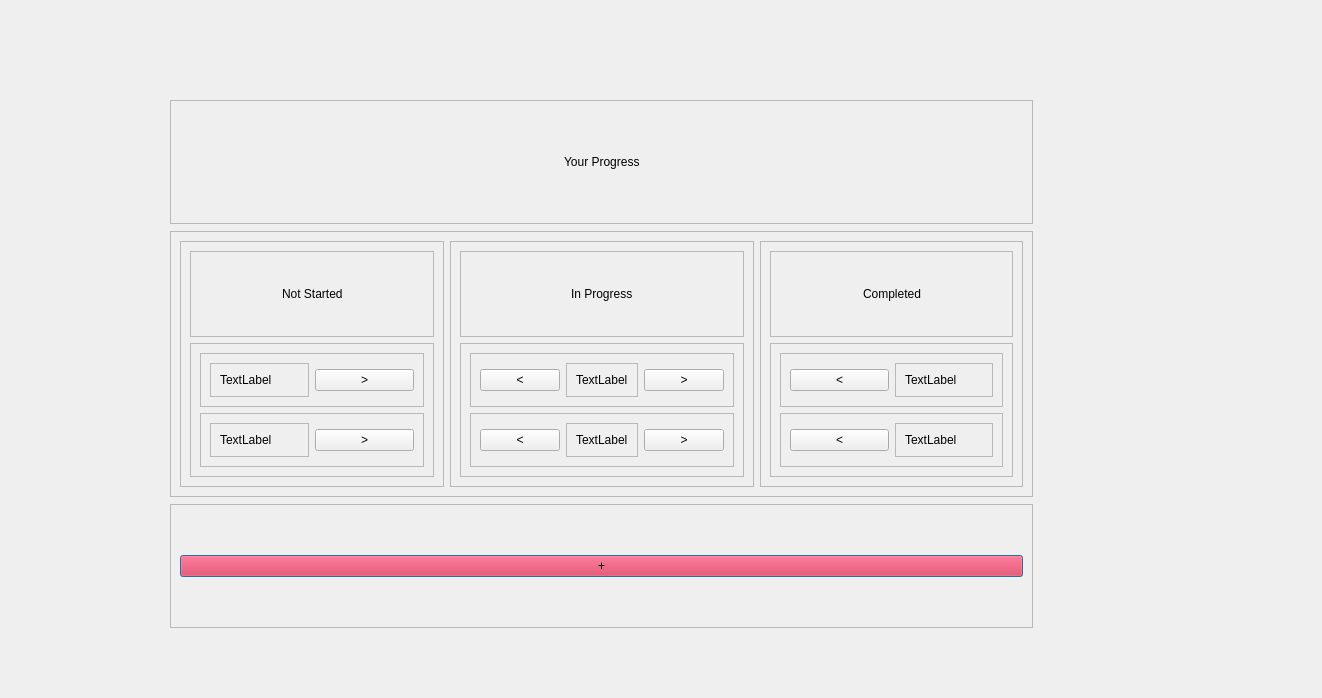
Before: the Qt Designer form todo.ui in bikraj2/mitra-2, drawn with Qt 5.
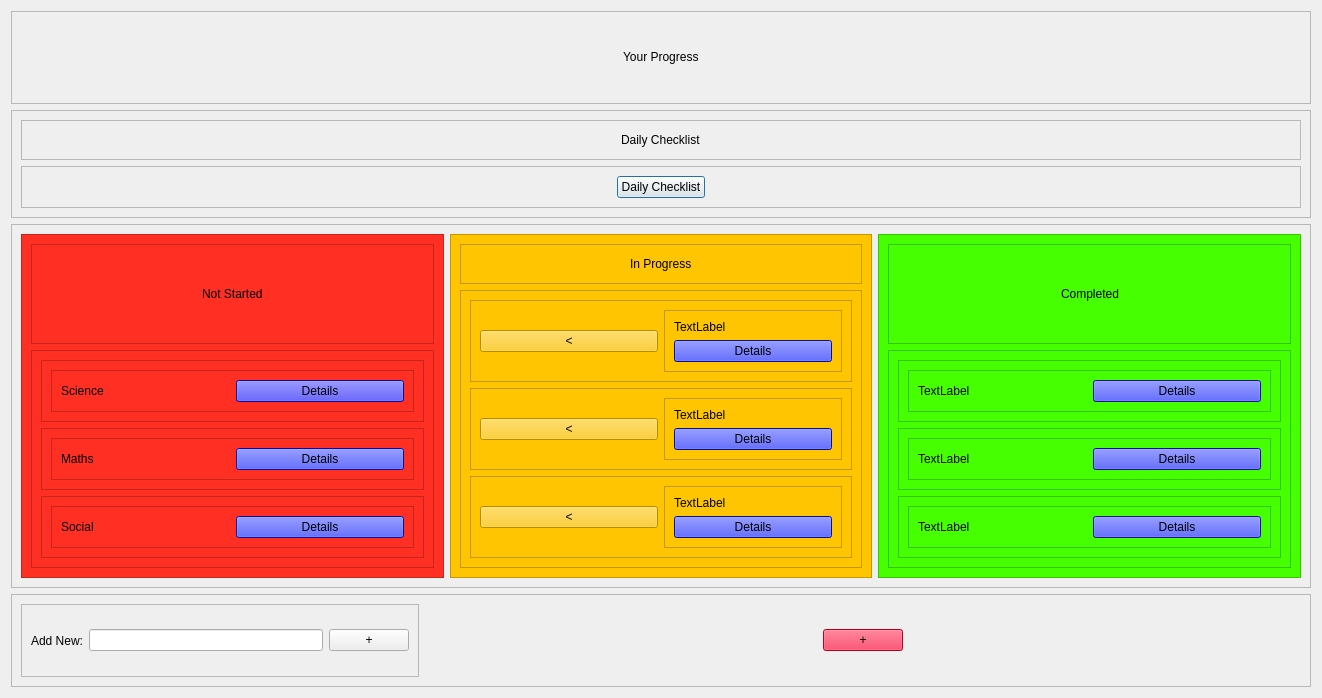
After: the same form once the commit is applied.

```diff
--- a/todo.ui
+++ b/todo.ui
@@ -13,43 +13,167 @@
   <property name="windowTitle">
    <string>Dialog</string>
   </property>
-  <widget class="QFrame" name="frame_2">
-   <property name="geometry">
-    <rect>
-     <x>170</x>
-     <y>504</y>
-     <width>863</width>
-     <height>124</height>
-    </rect>
-   </property>
+  <layout class="QVBoxLayout" name="verticalLayout">
+   <item>
+    <widget class="QFrame" name="frame_6">
+     <property name="frameShape">
+      <enum>QFrame::StyledPanel</enum>
+     </property>
+     <property name="frameShadow">
+      <enum>QFrame::Raised</enum>
+     </property>
+     <layout class="QHBoxLayout" name="horizontalLayout_2">
+      <item>
+       <spacer name="horizontalSpacer">
+        <property name="orientation">
+         <enum>Qt::Horizontal</enum>
+        </property>
+        <property name="sizeHint" stdset="0">
+         <size>
+          <width>330</width>
+          <height>20</height>
+         </size>
+        </property>
+       </spacer>
+      </item>
+      <item>
+       <widget class="QLabel" name="label">
+        <property name="styleSheet">
+         <string notr="true">&lt;h1&gt;Your Progress&lt;/h1&gt;</string>
+        </property>
+        <property name="text">
+         <string>Your Progress</string>
+        </property>
+        <property name="textFormat">
+         <enum>Qt::RichText</enum>
+        </property>
+       </widget>
+      </item>
+      <item>
+       <spacer name="horizontalSpacer_2">
+        <property name="orientation">
+         <enum>Qt::Horizontal</enum>
+        </property>
+        <property name="sizeHint" stdset="0">
+         <size>
+          <width>330</width>
+          <height>20</height>
+         </size>
+        </property>
+       </spacer>
+      </item>
+     </layout>
+    </widget>
+   </item>
+   <item>
+    <widget class="QFrame" name="frame_19">
    <property name="frameShape">
     <enum>QFrame::StyledPanel</enum>
    </property>
    <property name="frameShadow">
     <enum>QFrame::Raised</enum>
    </property>
-   <layout class="QVBoxLayout" name="verticalLayout_5">
+     <layout class="QVBoxLayout" name="verticalLayout_19">
     <item>
-     <widget class="QPushButton" name="pushButton">
+       <widget class="QFrame" name="frame_21">
+        <property name="frameShape">
+         <enum>QFrame::StyledPanel</enum>
+        </property>
+        <property name="frameShadow">
+         <enum>QFrame::Raised</enum>
+        </property>
+        <layout class="QHBoxLayout" name="horizontalLayout_12">
+         <item>
+          <spacer name="horizontalSpacer_23">
+           <property name="orientation">
+            <enum>Qt::Horizontal</enum>
+           </property>
+           <property name="sizeHint" stdset="0">
+            <size>
+             <width>40</width>
+             <height>20</height>
+            </size>
+           </property>
+          </spacer>
+         </item>
+         <item>
+          <widget class="QLabel" name="label_7">
+           <property name="text">
+            <string>Daily Checklist</string>
+           </property>
+          </widget>
+         </item>
+         <item>
+          <spacer name="horizontalSpacer_24">
+           <property name="orientation">
+            <enum>Qt::Horizontal</enum>
+           </property>
+           <property name="sizeHint" stdset="0">
+            <size>
+             <width>40</width>
+             <height>20</height>
+            </size>
+           </property>
+          </spacer>
+         </item>
+        </layout>
+       </widget>
+      </item>
+      <item>
+       <widget class="QFrame" name="frame_28">
+        <property name="frameShape">
+         <enum>QFrame::StyledPanel</enum>
+        </property>
+        <property name="frameShadow">
+         <enum>QFrame::Raised</enum>
+        </property>
+        <layout class="QHBoxLayout" name="horizontalLayout_42">
+         <item>
+          <spacer name="horizontalSpacer_25">
+           <property name="orientation">
+            <enum>Qt::Horizontal</enum>
+           </property>
+           <property name="sizeHint" stdset="0">
+            <size>
+             <width>40</width>
+             <height>20</height>
+            </size>
+           </property>
+          </spacer>
+         </item>
+         <item>
+          <widget class="QPushButton" name="pushButton_8">
       <property name="styleSheet">
-       <string notr="true">background-color: rgb(255, 0, 46);
-font:rgb(186, 157, 255);</string>
+            <string notr="true">font-colour=rgb(4, 4, 4)</string>
       </property>
       <property name="text">
-       <string>+</string>
+            <string>Daily Checklist</string>
       </property>
      </widget>
     </item>
-   </layout>
-  </widget>
+         <item>
+          <spacer name="horizontalSpacer_26">
+           <property name="orientation">
+            <enum>Qt::Horizontal</enum>
+           </property>
+           <property name="sizeHint" stdset="0">
+            <size>
+             <width>40</width>
+             <height>20</height>
+            </size>
+           </property>
+          </spacer>
+         </item>
+        </layout>
+       </widget>
+      </item>
+     </layout>
+    </widget>
+   </item>
+   <item>
   <widget class="QFrame" name="frame">
-   <property name="geometry">
-    <rect>
-     <x>170</x>
-     <y>231</y>
-     <width>863</width>
-     <height>266</height>
-    </rect>
+     <property name="styleSheet">
+      <string notr="true"/>
    </property>
    <property name="frameShape">
     <enum>QFrame::StyledPanel</enum>
@@ -60,6 +184,9 @@
    <layout class="QHBoxLayout" name="horizontalLayout">
     <item>
      <widget class="QFrame" name="frame_3">
+        <property name="styleSheet">
+         <string notr="true">background-color: rgb(255, 48, 35);</string>
+        </property>
       <property name="frameShape">
        <enum>QFrame::StyledPanel</enum>
       </property>
@@ -91,6 +218,9 @@
           </item>
           <item>
            <widget class="QLabel" name="label_2">
+              <property name="styleSheet">
+               <string notr="true"/>
+              </property>
             <property name="text">
              <string>Not Started</string>
             </property>
@@ -138,22 +268,28 @@
                <property name="frameShadow">
                 <enum>QFrame::Raised</enum>
                </property>
-               <layout class="QHBoxLayout" name="horizontalLayout_16">
+                 <layout class="QHBoxLayout" name="horizontalLayout_43">
                 <item>
                  <widget class="QLabel" name="label_14">
                   <property name="text">
-                   <string>TextLabel</string>
-                  </property>
-                 </widget>
-                </item>
-               </layout>
+                     <string>Science</string>
+                    </property>
               </widget>
              </item>
              <item>
-              <widget class="QPushButton" name="pushButton_2">
+                   <widget class="QPushButton" name="pushButton_21">
+                    <property name="autoFillBackground">
+                     <bool>false</bool>
+                    </property>
+                    <property name="styleSheet">
+                     <string notr="true">background-color: rgb(7, 0, 255);</string>
+                    </property>
                <property name="text">
-                <string>&gt;</string>
-               </property>
+                     <string>Details</string>
+                    </property>
+                   </widget>
+                  </item>
+                 </layout>
               </widget>
              </item>
             </layout>
@@ -176,22 +312,66 @@
                <property name="frameShadow">
                 <enum>QFrame::Raised</enum>
                </property>
-               <layout class="QHBoxLayout" name="horizontalLayout_15">
+                 <layout class="QHBoxLayout" name="horizontalLayout_10">
                 <item>
                  <widget class="QLabel" name="label_13">
                   <property name="text">
-                   <string>TextLabel</string>
+                     <string>Maths</string>
                   </property>
                  </widget>
                 </item>
+                  <item>
+                   <widget class="QPushButton" name="pushButton_22">
+                    <property name="styleSheet">
+                     <string notr="true">background-color: rgb(0, 17, 255);</string>
+                    </property>
+                    <property name="text">
+                     <string>Details</string>
+                    </property>
+                   </widget>
+                  </item>
                </layout>
               </widget>
              </item>
+              </layout>
+             </widget>
+            </item>
              <item>
-              <widget class="QPushButton" name="pushButton_3">
+             <widget class="QFrame" name="frame_31">
+              <property name="frameShape">
+               <enum>QFrame::StyledPanel</enum>
+              </property>
+              <property name="frameShadow">
+               <enum>QFrame::Raised</enum>
+              </property>
+              <layout class="QHBoxLayout" name="horizontalLayout_15">
+               <item>
+                <widget class="QFrame" name="frame_59">
+                 <property name="frameShape">
+                  <enum>QFrame::StyledPanel</enum>
+                 </property>
+                 <property name="frameShadow">
+                  <enum>QFrame::Raised</enum>
+                 </property>
+                 <layout class="QHBoxLayout" name="horizontalLayout_9">
+                  <item>
+                   <widget class="QLabel" name="label_26">
                <property name="text">
-                <string>&gt;</string>
-               </property>
+                     <string>Social</string>
+                    </property>
+                   </widget>
+                  </item>
+                  <item>
+                   <widget class="QPushButton" name="pushButton_25">
+                    <property name="styleSheet">
+                     <string notr="true">background-color: rgb(0, 17, 255);</string>
+                    </property>
+                    <property name="text">
+                     <string>Details</string>
+                    </property>
+                   </widget>
+                  </item>
+                 </layout>
               </widget>
              </item>
             </layout>
@@ -205,6 +385,9 @@
     </item>
     <item>
      <widget class="QFrame" name="frame_4">
+        <property name="styleSheet">
+         <string notr="true">background-color: rgb(255, 197, 0);</string>
+        </property>
       <property name="frameShape">
        <enum>QFrame::StyledPanel</enum>
       </property>
@@ -236,9 +419,15 @@
           </item>
           <item>
            <widget class="QLabel" name="label_3">
+              <property name="styleSheet">
+               <string notr="true">color:rgb(0, 0, 0)</string>
+              </property>
             <property name="text">
              <string>In Progress</string>
             </property>
+              <property name="textFormat">
+               <enum>Qt::RichText</enum>
+              </property>
            </widget>
           </item>
           <item>
@@ -276,51 +465,6 @@
             </property>
             <layout class="QHBoxLayout" name="horizontalLayout_8">
              <item>
-              <widget class="QPushButton" name="pushButton_8">
-               <property name="text">
-                <string>&lt;</string>
-               </property>
-              </widget>
-             </item>
-             <item>
-              <widget class="QFrame" name="frame_21">
-               <property name="frameShape">
-                <enum>QFrame::StyledPanel</enum>
-               </property>
-               <property name="frameShadow">
-                <enum>QFrame::Raised</enum>
-               </property>
-               <layout class="QHBoxLayout" name="horizontalLayout_13">
-                <item>
-                 <widget class="QLabel" name="label_7">
-                  <property name="text">
-                   <string>TextLabel</string>
-                  </property>
-                 </widget>
-                </item>
-               </layout>
-              </widget>
-             </item>
-             <item>
-              <widget class="QPushButton" name="pushButton_4">
-               <property name="text">
-                <string>&gt;</string>
-               </property>
-              </widget>
-             </item>
-            </layout>
-           </widget>
-          </item>
-          <item>
-           <widget class="QFrame" name="frame_18">
-            <property name="frameShape">
-             <enum>QFrame::StyledPanel</enum>
-            </property>
-            <property name="frameShadow">
-             <enum>QFrame::Raised</enum>
-            </property>
-            <layout class="QHBoxLayout" name="horizontalLayout_12">
-             <item>
               <widget class="QPushButton" name="pushButton_9">
                <property name="text">
                 <string>&lt;</string>
@@ -335,22 +479,124 @@
                <property name="frameShadow">
                 <enum>QFrame::Raised</enum>
                </property>
+                 <layout class="QVBoxLayout" name="verticalLayout_5">
+                  <item>
+                   <widget class="QLabel" name="label_15">
+                    <property name="text">
+                     <string>TextLabel</string>
+                    </property>
+                   </widget>
+                  </item>
+                  <item>
+                   <widget class="QPushButton" name="pushButton_29">
+                    <property name="styleSheet">
+                     <string notr="true">background-color: rgb(0, 17, 255);</string>
+                    </property>
+                    <property name="text">
+                     <string>Details</string>
+                    </property>
+                   </widget>
+                  </item>
+                 </layout>
+                </widget>
+               </item>
+              </layout>
+             </widget>
+            </item>
+            <item>
+             <widget class="QFrame" name="frame_18">
+              <property name="frameShape">
+               <enum>QFrame::StyledPanel</enum>
+              </property>
+              <property name="frameShadow">
+               <enum>QFrame::Raised</enum>
+              </property>
                <layout class="QHBoxLayout" name="horizontalLayout_14">
                 <item>
-                 <widget class="QLabel" name="label_11">
-                  <property name="text">
-                   <string>TextLabel</string>
-                  </property>
-                 </widget>
-                </item>
-               </layout>
-              </widget>
-             </item>
-             <item>
               <widget class="QPushButton" name="pushButton_10">
                <property name="text">
-                <string>&gt;</string>
-               </property>
+                  <string>&lt;</string>
+                 </property>
+                </widget>
+               </item>
+               <item>
+                <widget class="QFrame" name="frame_25">
+                 <property name="frameShape">
+                  <enum>QFrame::StyledPanel</enum>
+                 </property>
+                 <property name="frameShadow">
+                  <enum>QFrame::Raised</enum>
+                 </property>
+                 <layout class="QVBoxLayout" name="verticalLayout_20">
+                  <item>
+                   <widget class="QLabel" name="label_16">
+                    <property name="text">
+                     <string>TextLabel</string>
+                    </property>
+                    <property name="wordWrap">
+                     <bool>false</bool>
+                    </property>
+                   </widget>
+                  </item>
+                  <item>
+                   <widget class="QPushButton" name="pushButton_30">
+                    <property name="styleSheet">
+                     <string notr="true">background-color: rgb(0, 17, 255);</string>
+                    </property>
+                    <property name="text">
+                     <string>Details</string>
+                    </property>
+                   </widget>
+                  </item>
+                 </layout>
+                </widget>
+               </item>
+              </layout>
+             </widget>
+            </item>
+            <item>
+             <widget class="QFrame" name="frame_60">
+              <property name="frameShape">
+               <enum>QFrame::StyledPanel</enum>
+              </property>
+              <property name="frameShadow">
+               <enum>QFrame::Raised</enum>
+              </property>
+              <layout class="QHBoxLayout" name="horizontalLayout_18">
+               <item>
+                <widget class="QPushButton" name="pushButton_31">
+                 <property name="text">
+                  <string>&lt;</string>
+                 </property>
+                </widget>
+               </item>
+               <item>
+                <widget class="QFrame" name="frame_61">
+                 <property name="frameShape">
+                  <enum>QFrame::StyledPanel</enum>
+                 </property>
+                 <property name="frameShadow">
+                  <enum>QFrame::Raised</enum>
+                 </property>
+                 <layout class="QVBoxLayout" name="verticalLayout_21">
+                  <item>
+                   <widget class="QLabel" name="label_27">
+                    <property name="text">
+                     <string>TextLabel</string>
+                    </property>
+                   </widget>
+                  </item>
+                  <item>
+                   <widget class="QPushButton" name="pushButton_32">
+                    <property name="styleSheet">
+                     <string notr="true">background-color: rgb(0, 17, 255);</string>
+                    </property>
+                    <property name="text">
+                     <string>Details</string>
+                    </property>
+                   </widget>
+                  </item>
+                 </layout>
               </widget>
              </item>
             </layout>
@@ -364,6 +610,9 @@
     </item>
     <item>
      <widget class="QFrame" name="frame_5">
+        <property name="styleSheet">
+         <string notr="true">background-color: rgb(70, 255, 0);</string>
+        </property>
       <property name="frameShape">
        <enum>QFrame::StyledPanel</enum>
       </property>
@@ -426,37 +675,40 @@
          </property>
          <layout class="QVBoxLayout" name="verticalLayout_8">
           <item>
-           <widget class="QFrame" name="frame_16">
+             <widget class="QFrame" name="frame_62">
             <property name="frameShape">
              <enum>QFrame::StyledPanel</enum>
             </property>
             <property name="frameShadow">
              <enum>QFrame::Raised</enum>
             </property>
-            <layout class="QHBoxLayout" name="horizontalLayout_9">
+              <layout class="QHBoxLayout" name="horizontalLayout_44">
              <item>
-              <widget class="QPushButton" name="pushButton_5">
-               <property name="text">
-                <string>&lt;</string>
-               </property>
-              </widget>
-             </item>
-             <item>
-              <widget class="QFrame" name="frame_25">
+                <widget class="QFrame" name="frame_63">
                <property name="frameShape">
                 <enum>QFrame::StyledPanel</enum>
                </property>
                <property name="frameShadow">
                 <enum>QFrame::Raised</enum>
                </property>
-               <layout class="QHBoxLayout" name="horizontalLayout_17">
+                 <layout class="QHBoxLayout" name="horizontalLayout_45">
                 <item>
-                 <widget class="QLabel" name="label_15">
+                   <widget class="QLabel" name="label_28">
                   <property name="text">
                    <string>TextLabel</string>
                   </property>
                  </widget>
                 </item>
+                  <item>
+                   <widget class="QPushButton" name="pushButton_33">
+                    <property name="styleSheet">
+                     <string notr="true">background-color: rgb(0, 17, 255);</string>
+                    </property>
+                    <property name="text">
+                     <string>Details</string>
+                    </property>
+                   </widget>
+                  </item>
                </layout>
               </widget>
              </item>
@@ -464,37 +716,81 @@
            </widget>
           </item>
           <item>
-           <widget class="QFrame" name="frame_17">
+             <widget class="QFrame" name="frame_64">
             <property name="frameShape">
              <enum>QFrame::StyledPanel</enum>
             </property>
             <property name="frameShadow">
              <enum>QFrame::Raised</enum>
             </property>
-            <layout class="QHBoxLayout" name="horizontalLayout_10">
+              <layout class="QHBoxLayout" name="horizontalLayout_46">
              <item>
-              <widget class="QPushButton" name="pushButton_6">
+                <widget class="QFrame" name="frame_65">
+                 <property name="frameShape">
+                  <enum>QFrame::StyledPanel</enum>
+                 </property>
+                 <property name="frameShadow">
+                  <enum>QFrame::Raised</enum>
+                 </property>
+                 <layout class="QHBoxLayout" name="horizontalLayout_47">
+                  <item>
+                   <widget class="QLabel" name="label_29">
                <property name="text">
-                <string>&lt;</string>
+                     <string>TextLabel</string>
                </property>
               </widget>
              </item>
              <item>
-              <widget class="QFrame" name="frame_26">
+                   <widget class="QPushButton" name="pushButton_34">
+                    <property name="styleSheet">
+                     <string notr="true">background-color: rgb(0, 17, 255);</string>
+                    </property>
+                    <property name="text">
+                     <string>Details</string>
+                    </property>
+                   </widget>
+                  </item>
+                 </layout>
+                </widget>
+               </item>
+              </layout>
+             </widget>
+            </item>
+            <item>
+             <widget class="QFrame" name="frame_66">
                <property name="frameShape">
                 <enum>QFrame::StyledPanel</enum>
                </property>
                <property name="frameShadow">
                 <enum>QFrame::Raised</enum>
                </property>
-               <layout class="QHBoxLayout" name="horizontalLayout_18">
+              <layout class="QHBoxLayout" name="horizontalLayout_48">
                 <item>
-                 <widget class="QLabel" name="label_16">
+                <widget class="QFrame" name="frame_67">
+                 <property name="frameShape">
+                  <enum>QFrame::StyledPanel</enum>
+                 </property>
+                 <property name="frameShadow">
+                  <enum>QFrame::Raised</enum>
+                 </property>
+                 <layout class="QHBoxLayout" name="horizontalLayout_49">
+                  <item>
+                   <widget class="QLabel" name="label_30">
                   <property name="text">
                    <string>TextLabel</string>
                   </property>
                  </widget>
                 </item>
+                  <item>
+                   <widget class="QPushButton" name="pushButton_35">
+                    <property name="styleSheet">
+                     <string notr="true">background-color: rgb(0, 17, 255);</string>
+                    </property>
+                    <property name="text">
+                     <string>Details</string>
+                    </property>
+                   </widget>
+                  </item>
                </layout>
               </widget>
              </item>
@@ -509,50 +805,80 @@
     </item>
    </layout>
   </widget>
-  <widget class="QFrame" name="frame_6">
-   <property name="geometry">
-    <rect>
-     <x>170</x>
-     <y>100</y>
-     <width>863</width>
-     <height>124</height>
-    </rect>
-   </property>
+   </item>
+   <item>
+    <widget class="QFrame" name="frame_2">
+     <property name="frameShape">
+      <enum>QFrame::StyledPanel</enum>
+     </property>
+     <property name="frameShadow">
+      <enum>QFrame::Raised</enum>
+     </property>
+     <layout class="QHBoxLayout" name="horizontalLayout_16">
+      <item>
+       <widget class="QFrame" name="frame_30">
    <property name="frameShape">
     <enum>QFrame::StyledPanel</enum>
    </property>
    <property name="frameShadow">
     <enum>QFrame::Raised</enum>
    </property>
-   <layout class="QHBoxLayout" name="horizontalLayout_2">
+        <layout class="QHBoxLayout" name="horizontalLayout_13">
     <item>
-     <spacer name="horizontalSpacer">
+          <widget class="QLabel" name="label_11">
+           <property name="text">
+            <string>Add New:</string>
+           </property>
+          </widget>
+         </item>
+         <item>
+          <widget class="QLineEdit" name="lineEdit_2"/>
+         </item>
+         <item>
+          <widget class="QPushButton" name="pushButton_19">
+           <property name="text">
+            <string>+</string>
+           </property>
+          </widget>
+         </item>
+        </layout>
+       </widget>
+      </item>
+      <item>
+       <spacer name="horizontalSpacer_27">
       <property name="orientation">
        <enum>Qt::Horizontal</enum>
       </property>
       <property name="sizeHint" stdset="0">
        <size>
-        <width>330</width>
+          <width>40</width>
         <height>20</height>
        </size>
       </property>
      </spacer>
     </item>
     <item>
-     <widget class="QLabel" name="label">
+       <widget class="QPushButton" name="pushButton">
+        <property name="cursor">
+         <cursorShape>OpenHandCursor</cursorShape>
+        </property>
+        <property name="styleSheet">
+         <string notr="true">background-color: rgb(255, 0, 46);
+font:rgb(186, 157, 255);</string>
+        </property>
       <property name="text">
-       <string>Your Progress</string>
+         <string>+</string>
       </property>
      </widget>
     </item>
     <item>
-     <spacer name="horizontalSpacer_2">
+       <spacer name="horizontalSpacer_28">
       <property name="orientation">
        <enum>Qt::Horizontal</enum>
       </property>
       <property name="sizeHint" stdset="0">
        <size>
-        <width>330</width>
+          <width>40</width>
         <height>20</height>
        </size>
       </property>
@@ -560,6 +886,8 @@
     </item>
    </layout>
   </widget>
+   </item>
+  </layout>
  </widget>
  <resources/>
  <connections/>
```
Lines whose indentation alone changed are shown as unchanged.
